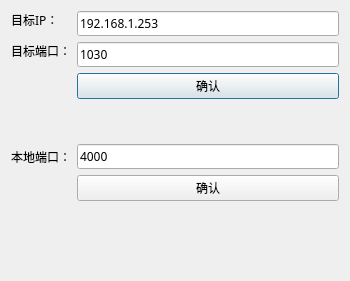
First picture: the form in BMS/dialog.ui, repository Dory-L/BMS, before the edit.
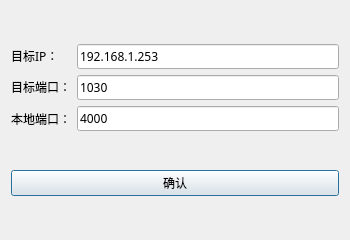
Second picture: the form after the edit.

Diff of the .ui file:
```diff
--- a/BMS/dialog.ui
+++ b/BMS/dialog.ui
@@ -7,7 +7,7 @@
     <x>0</x>
     <y>0</y>
     <width>350</width>
-    <height>281</height>
+    <height>240</height>
    </rect>
   </property>
   <property name="sizePolicy">
@@ -31,10 +31,10 @@
   <property name="windowTitle">
    <string>Dialog</string>
   </property>
+  <layout class="QVBoxLayout" name="verticalLayout">
+   <item>
   <layout class="QGridLayout" name="gridLayout">
    <item row="0" column="0">
-    <layout class="QFormLayout" name="formLayout">
-     <item row="0" column="0">
       <widget class="QLabel" name="label">
        <property name="sizePolicy">
         <sizepolicy hsizetype="Preferred" vsizetype="Fixed">
@@ -98,24 +98,7 @@
        </property>
       </widget>
      </item>
-     <item row="2" column="1">
-      <widget class="QPushButton" name="pushButton">
-       <property name="font">
-        <font>
-         <family>Adobe Devanagari</family>
-         <pointsize>9</pointsize>
-        </font>
-       </property>
-       <property name="text">
-        <string>确认</string>
-       </property>
-      </widget>
-     </item>
-    </layout>
-   </item>
-   <item row="1" column="0">
-    <layout class="QFormLayout" name="formLayout_2">
-     <item row="0" column="0">
+     <item row="2" column="0">
       <widget class="QLabel" name="label_3">
        <property name="font">
         <font>
@@ -128,7 +111,7 @@
        </property>
       </widget>
      </item>
-     <item row="0" column="1">
+     <item row="2" column="1">
       <widget class="QLineEdit" name="localportlineEdit">
        <property name="font">
         <font>
@@ -141,8 +124,10 @@
        </property>
       </widget>
      </item>
-     <item row="1" column="1">
-      <widget class="QPushButton" name="pushButton_2">
+    </layout>
+   </item>
+   <item>
+    <widget class="QPushButton" name="pushButton">
        <property name="font">
         <font>
          <family>Adobe Devanagari</family>
@@ -153,8 +138,6 @@
         <string>确认</string>
        </property>
       </widget>
-     </item>
-    </layout>
    </item>
   </layout>
  </widget>
```
Lines whose indentation alone changed are shown as unchanged.
